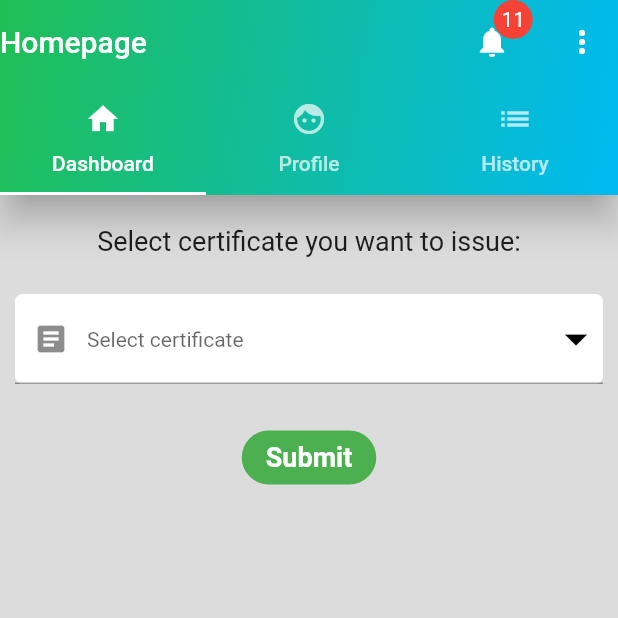
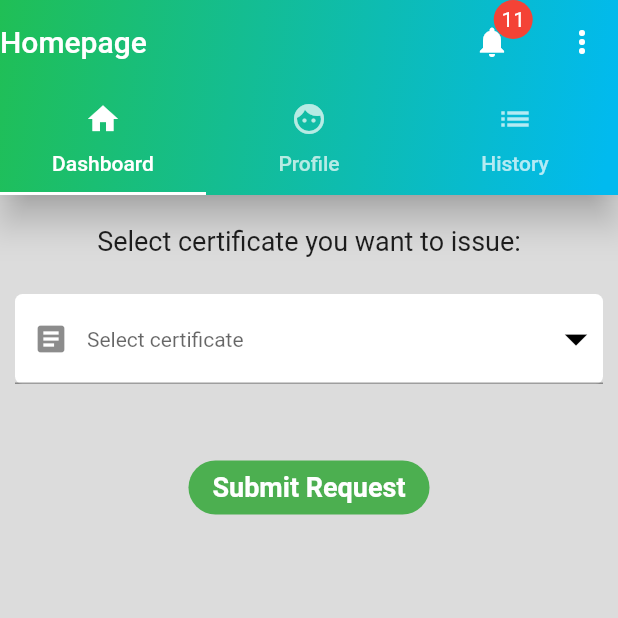
Before and after one commit to Clinic-Directory-2021/barangay_system_resident, a Flutter app: the Homepage screen opened directly, on a phone screen of 412 x 824 dp, the top half of it. Run offline on Flutter 3.47's test engine with Material 2 defaults, Android fonts, the phone set to English and light mode, and no system bars; our stand-ins replace cloud_firestore, firebase_auth, firebase_core, permission_handler; missing offline and left inert: flutter_downloader; accounts and stored records are empty; Roboto replaces fonts that are missing (Calibri).

Commit message:
Update dashboard.dart

```diff
--- a/lib/dashboard.dart
+++ b/lib/dashboard.dart
@@ -4,7 +4,15 @@ import 'package:flutter/material.dart';
 
 import 'package:barangay_system_resident/profile.dart';
 
-class Dashboard extends StatelessWidget {
+bool shouldDisplay = false;
+final puposeController = TextEditingController();
+
+class Dashboard extends StatefulWidget {
+  @override
+  State<Dashboard> createState() => _DashboardState();
+}
+
+class _DashboardState extends State<Dashboard> {
   var currentUser = FirebaseAuth.instance.currentUser;
 
   @override
@@ -32,6 +40,7 @@ class Dashboard extends StatelessWidget {
             'birthdate': Profile.birthdate,
             'birthplace': Profile.birthplace,
             'civil_status': Profile.civil_status,
+            'purpose': puposeController.text,
           })
           .then((value) => print("Request Added"))
           .catchError((error) => print("Failed to add Request: $error"));
@@ -46,7 +55,39 @@ class Dashboard extends StatelessWidget {
                 'Select certificate you want to issue:',
                 style: TextStyle(fontSize: 18, fontFamily: 'Calibri'),
               )),
-          dropdown(),
+          Container(
+              margin: EdgeInsets.only(bottom: 5, top: 5, left: 10, right: 10),
+              decoration: BoxDecoration(
+                  borderRadius: BorderRadius.all(Radius.circular(5)),
+                  color: Colors.white),
+              child: DropdownButtonFormField<String>(
+                value: value,
+                decoration: InputDecoration(prefixIcon: Icon(Icons.article)),
+                iconSize: 36,
+                icon: Icon(
+                  Icons.arrow_drop_down,
+                  color: Colors.black,
+                ),
+                hint: Text("Select certificate"),
+                style: TextStyle(color: Colors.black),
+                isExpanded: true,
+                items: items.map((String value) {
+                  return DropdownMenuItem<String>(
+                    value: value,
+                    child: Text(value),
+                  );
+                }).toList(),
+                onChanged: (dropdownValue) {
+                  setState(() {
+                    shouldDisplay = !shouldDisplay;
+                    value = dropdownValue;
+                  });
+                },
+              )),
+          SizedBox(
+            height: 20,
+          ),
+          if (value == "Indigency") conditionalTextField(),
           SizedBox(
             height: 20,
           ),
@@ -59,7 +100,7 @@ class Dashboard extends StatelessWidget {
             shape:
                 RoundedRectangleBorder(borderRadius: BorderRadius.circular(50)),
             child: Text(
-              "Submit",
+              "Submit Request",
               style: TextStyle(
                 fontWeight: FontWeight.w600,
                 fontSize: 18,
@@ -71,64 +112,59 @@ class Dashboard extends StatelessWidget {
       ),
     );
   }
-}
 
-final items = [
-  "Clearance",
-  "Indegency",
-  "Building Permit",
-  "Residency",
-  "Wiring",
-  "Fencing",
-  "Water",
-  "Excavation",
-  "Blotter"
-];
-String? value;
+  final items = [
+    "Clearance",
+    "Indigency",
+    "Building Permit",
+    "Residency",
+    "Wiring",
+    "Fencing",
+    "Water",
+    "Excavation",
+    "Blotter"
+  ];
+  String? value;
 //Widget for dropdown
-Widget dropdown() {
-  return Container(
-      margin: EdgeInsets.only(bottom: 5, top: 5, left: 10, right: 10),
-      decoration: BoxDecoration(
-          borderRadius: BorderRadius.all(Radius.circular(5)),
-          color: Colors.white),
-      child: DropdownButtonFormField<String>(
-        value: value,
-        decoration: InputDecoration(prefixIcon: Icon(Icons.article)),
-        iconSize: 36,
-        icon: Icon(
-          Icons.arrow_drop_down,
-          color: Colors.black,
-        ),
-        hint: Text("Select certificate"),
-        style: TextStyle(color: Colors.black),
-        isExpanded: true,
-        items: items.map((String value) {
-          return DropdownMenuItem<String>(
-            value: value,
-            child: Text(value),
-          );
-        }).toList(),
-        onChanged: (s) {
-          value = s;
-        },
-      ));
-}
+  // Widget dropdown() {
+  //   return ;
+  // }
 
 //Curved container
-class HeaderCurvedContainer extends CustomPainter {
-  @override
-  void paint(Canvas canvas, Size size) {
-    Paint paint = Paint()..color = Color(0xff555555);
-    Path path = Path()
-      ..relativeLineTo(0, 150)
-      ..quadraticBezierTo(size.width / 2, 225, size.width, 150)
-      ..relativeLineTo(0, -150)
-      ..close();
+// class HeaderCurvedContainer extends CustomPainter {
+//   @override
+//   void paint(Canvas canvas, Size size) {
+//     Paint paint = Paint()..color = Color(0xff555555);
+//     Path path = Path()
+//       ..relativeLineTo(0, 150)
+//       ..quadraticBezierTo(size.width / 2, 225, size.width, 150)
+//       ..relativeLineTo(0, -150)
+//       ..close();
 
-    canvas.drawPath(path, paint);
+//     canvas.drawPath(path, paint);
+//   }
+
+//   @override
+//   bool shouldRepaint(CustomPainter oldDelegate) => false;
+// }
+
+  Widget conditionalTextField() {
+    return Container(
+      margin: EdgeInsets.only(bottom: 5, top: 5, left: 10, right: 10),
+      child: TextField(
+        controller: puposeController,
+        decoration: InputDecoration(
+            labelText: "Purpose",
+            fillColor: Colors.white,
+            filled: true,
+            hintText: "Purpose of Indigency",
+            contentPadding: EdgeInsets.symmetric(vertical: 0, horizontal: 10),
+            enabledBorder: OutlineInputBorder(
+              borderSide: BorderSide(color: Colors.grey),
+            ),
+            border:
+                OutlineInputBorder(borderSide: BorderSide(color: Colors.grey))),
+      ),
+    );
   }
-
-  @override
-  bool shouldRepaint(CustomPainter oldDelegate) => false;
 }
```
